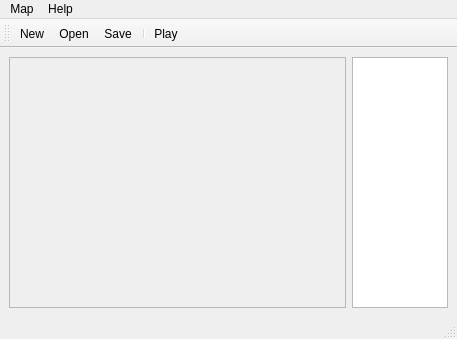
Qt form GUI/mainwindow.ui (lopatovsky/Maze) before a commit.
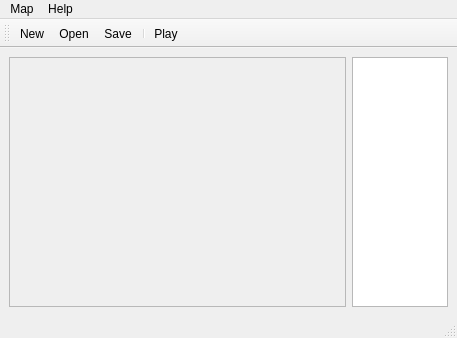
The same form after that commit.

Commit message: Enable async, buggy time counter in the toolbar

```diff
--- a/GUI/mainwindow.ui
+++ b/GUI/mainwindow.ui
@@ -7,7 +7,7 @@
     <x>0</x>
     <y>0</y>
     <width>457</width>
-    <height>339</height>
+    <height>338</height>
    </rect>
   </property>
   <property name="windowTitle">
@@ -26,7 +26,7 @@
          <x>0</x>
          <y>0</y>
          <width>335</width>
-         <height>243</height>
+         <height>242</height>
         </rect>
        </property>
       </widget>
```
Left out of the diff: 1 changed line with no effect on the pictures. The commit also changes 2 other files.
